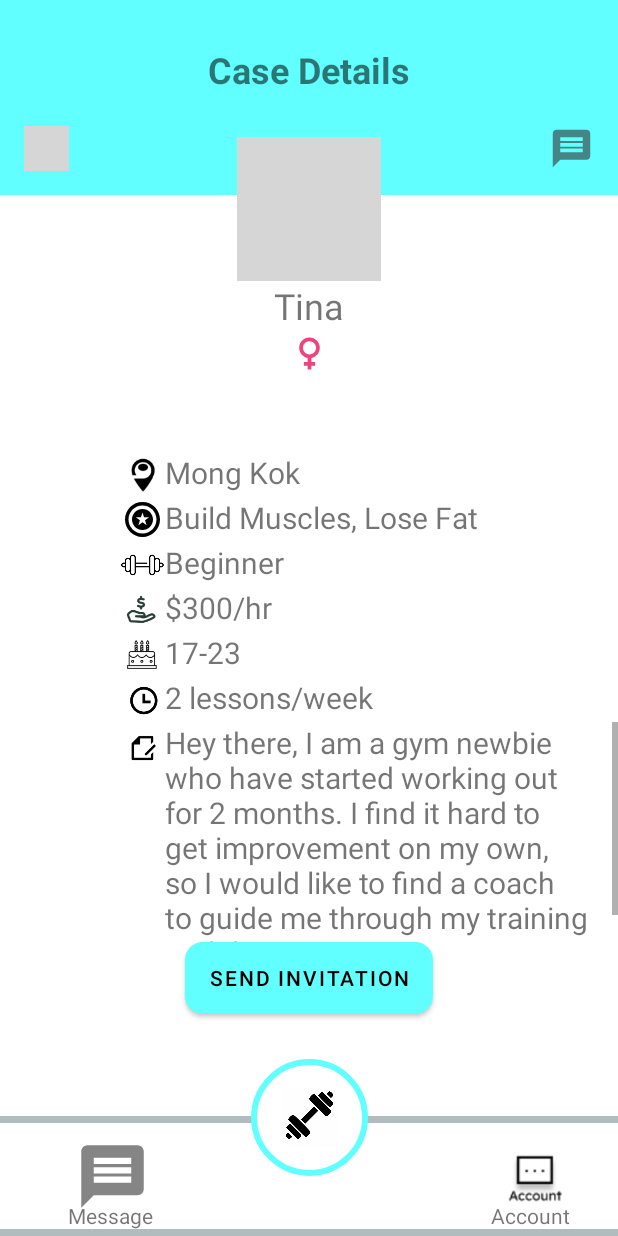
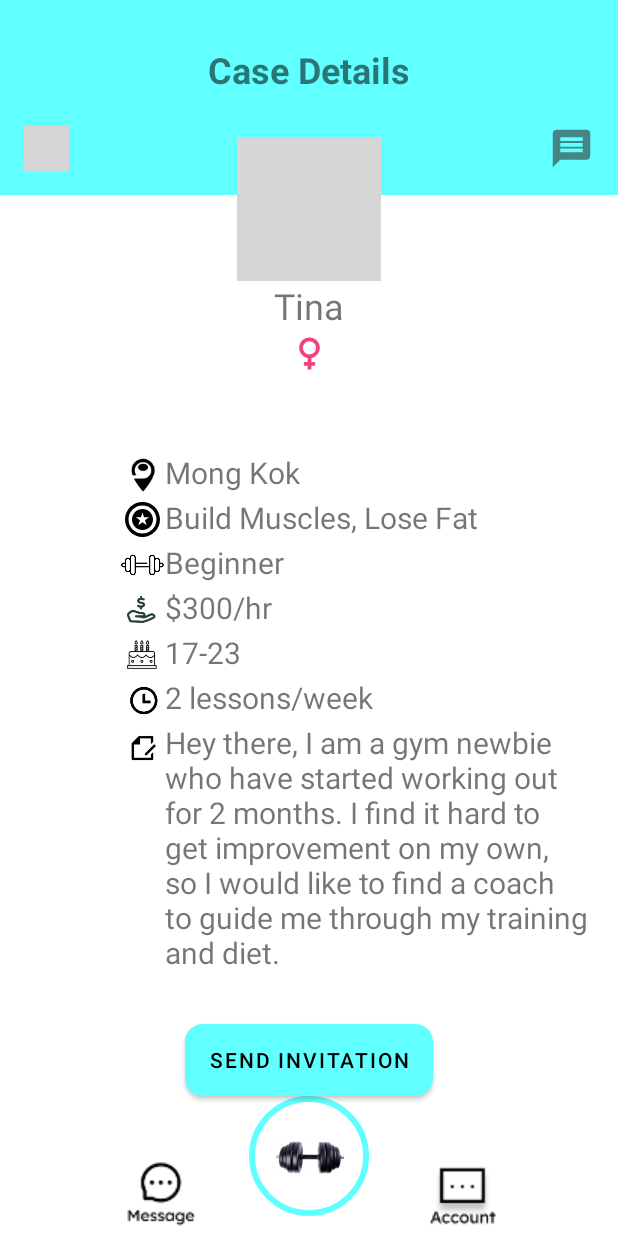
Before and after one commit to fiooonna/CoachMe, an Android app: the studentprofile screen opened directly, with no data from a screen before it, on a phone screen of 412 x 824 dp. Run offline under Robolectric (Android 15) with nearby library versions, the phone set to English and light mode, and no system bars; our stand-ins replace CircleImageView, Volley; network calls fail; grey boxes are pictures that could not be loaded.

Commit message:
changed profile pages bottom toolbar

```diff
--- a/app/src/main/res/layout/activity_studentprofile.xml
+++ b/app/src/main/res/layout/activity_studentprofile.xml
@@ -11,14 +11,15 @@
         android:id="@+id/send_button"
         android:layout_width="wrap_content"
         android:layout_height="wrap_content"
-        android:layout_marginBottom="30dp"
         android:background="@drawable/roundedbutton"
         android:text="Send Invitation"
+        android:textColor="@android:color/black"
         app:backgroundTint="#61ffff"
-        android:textColor="@android:color/black"
-        app:layout_constraintBottom_toTopOf="@+id/constraintLayout"
         app:layout_constraintEnd_toEndOf="parent"
-        app:layout_constraintStart_toStartOf="parent" />
+        app:layout_constraintStart_toStartOf="parent"
+        app:layout_constraintBottom_toTopOf="@+id/dumbbell_button"
+        tools:layout_editor_absoluteY="577dp"
+        />
 
     <androidx.constraintlayout.widget.ConstraintLayout
         android:id="@+id/top_layout"
@@ -73,8 +74,7 @@
         app:layout_constraintEnd_toEndOf="parent"
         app:layout_constraintStart_toStartOf="parent"
 
-        app:layout_constraintTop_toTopOf="@+id/guideline3"
-        >
+        app:layout_constraintTop_toTopOf="@+id/guideline3">
 
         <de.hdodenhof.circleimageview.CircleImageView
             android:id="@+id/profile_image"
@@ -91,86 +91,6 @@
             app:layout_constraintTop_toTopOf="parent" />
     </androidx.constraintlayout.widget.ConstraintLayout>
 
-
-    <androidx.constraintlayout.widget.ConstraintLayout
-        android:layout_width="match_parent"
-        android:layout_height="80dp"
-        android:background="@drawable/customborder"
-        app:layout_constraintBottom_toBottomOf="parent"
-        app:layout_constraintEnd_toEndOf="parent"
-        app:layout_constraintStart_toStartOf="parent">
-
-        <ImageButton
-            android:id="@+id/imageView5"
-            android:layout_width="50dp"
-            android:layout_height="50dp"
-            android:layout_marginStart="50dp"
-            android:adjustViewBounds="true"
-            android:background="@color/white"
-            android:scaleType="fitCenter"
-            app:layout_constraintBottom_toBottomOf="parent"
-            app:layout_constraintStart_toStartOf="parent"
-            app:layout_constraintTop_toTopOf="parent"
-            app:srcCompat="@drawable/chat_bubble" />
-
-        <TextView
-            android:id="@+id/textView2"
-            android:layout_width="wrap_content"
-            android:layout_height="wrap_content"
-            android:layout_marginStart="45dp"
-            android:layout_marginBottom="4dp"
-            android:text="Message"
-            app:layout_constraintBottom_toBottomOf="parent"
-            app:layout_constraintStart_toStartOf="parent" />
-
-        <ImageButton
-            android:id="@+id/imageButton3"
-            android:layout_width="50dp"
-            android:layout_height="50dp"
-            android:layout_marginEnd="32dp"
-            android:layout_marginBottom="16dp"
-            android:background="@color/white"
-            android:scaleType="fitCenter"
-            app:layout_constraintBottom_toBottomOf="parent"
-            app:layout_constraintEnd_toEndOf="parent"
-            app:srcCompat="@drawable/account1" />
-
-        <TextView
-            android:id="@+id/textView3"
-            android:layout_width="wrap_content"
-            android:layout_height="wrap_content"
-            android:layout_marginEnd="32dp"
-            android:layout_marginBottom="4dp"
-            android:text="Account"
-            app:layout_constraintBottom_toBottomOf="parent"
-            app:layout_constraintEnd_toEndOf="parent" />
-
-    </androidx.constraintlayout.widget.ConstraintLayout>
-
-    <androidx.constraintlayout.widget.ConstraintLayout
-        android:id="@+id/constraintLayout"
-        android:layout_width="78dp"
-        android:layout_height="78dp"
-        android:layout_marginStart="100dp"
-        android:layout_marginEnd="100dp"
-        android:layout_marginBottom="40dp"
-        app:layout_constraintBottom_toBottomOf="parent"
-        app:layout_constraintEnd_toEndOf="parent"
-        app:layout_constraintStart_toStartOf="parent">
-
-        <ImageButton
-            android:id="@+id/dumbbell_button"
-            android:layout_width="fill_parent"
-            android:layout_height="fill_parent"
-            android:adjustViewBounds="true"
-            android:background="@drawable/roundedcorner"
-            android:padding="20dp"
-            android:scaleType="fitCenter"
-            app:layout_constraintBottom_toBottomOf="parent"
-            app:layout_constraintStart_toStartOf="parent"
-            app:srcCompat="@drawable/dumbbell_home"
-            android:onClick="dumbbell_home"/>
-    </androidx.constraintlayout.widget.ConstraintLayout>
 
     <ImageView
         android:id="@+id/imageView6"
@@ -327,7 +247,6 @@
         app:layout_constraintTop_toBottomOf="@+id/textView10" />
 
 
-
     <androidx.constraintlayout.widget.Guideline
         android:id="@+id/guideline4"
         android:layout_width="wrap_content"
@@ -336,15 +255,19 @@
         app:layout_constraintGuide_begin="110dp" />
 
     <androidx.constraintlayout.widget.ConstraintLayout
+        android:id="@+id/textsbox"
         android:layout_width="0dp"
         android:layout_height="0dp"
+        android:layout_marginBottom="10dp"
         app:layout_constraintBottom_toTopOf="@+id/send_button"
         app:layout_constraintEnd_toEndOf="parent"
         app:layout_constraintStart_toStartOf="@+id/guideline4"
         app:layout_constraintTop_toBottomOf="@+id/textView11">
+
         <ScrollView
             android:layout_width="match_parent"
             android:layout_height="match_parent">
+
             <TextView
                 android:id="@+id/text"
                 android:layout_width="wrap_content"
@@ -363,15 +286,14 @@
     </androidx.constraintlayout.widget.ConstraintLayout>
 
 
-
     <HorizontalScrollView
         android:id="@+id/scrollview1"
         android:layout_width="wrap_content"
         android:layout_height="wrap_content"
         app:layout_constraintEnd_toEndOf="parent"
-        app:layout_constraintTop_toBottomOf="@+id/textView6"
         app:layout_constraintHorizontal_bias="0.0"
-        app:layout_constraintStart_toEndOf="@+id/imageView8">
+        app:layout_constraintStart_toEndOf="@+id/imageView8"
+        app:layout_constraintTop_toBottomOf="@+id/textView6">
 
         <TextView
             android:id="@+id/textView7"
@@ -386,5 +308,51 @@
             />
     </HorizontalScrollView>
 
+    <LinearLayout
+        android:id="@+id/footer_border"
+        android:layout_width="412dp"
+        android:layout_height="60dp"
+        android:background="#FFFFFF"
+        android:gravity="center"
+        android:orientation="horizontal"
+        app:layout_constraintBottom_toBottomOf="parent"
+        app:layout_constraintLeft_toLeftOf="parent">
+
+        <ImageButton
+            android:id="@+id/imageButton3"
+            android:layout_width="60dp"
+            android:layout_height="60dp"
+            android:layout_marginRight="70dp"
+            app:srcCompat="@drawable/message" />
+
+        <ImageButton
+            android:id="@+id/imageButton4"
+            android:layout_width="60dp"
+            android:layout_height="60dp"
+            android:layout_marginLeft="70dp"
+            app:srcCompat="@drawable/account1" />
+
+    </LinearLayout>
+
+    <ImageButton
+        android:id="@+id/dumbbell_button"
+        android:layout_width="80dp"
+        android:layout_height="80dp"
+        android:layout_marginBottom="13dp"
+        android:background="@drawable/round_btn"
+        android:padding="15dp"
+        android:scaleType="fitCenter"
+        app:layout_constraintBottom_toBottomOf="parent"
+        app:layout_constraintLeft_toLeftOf="parent"
+        app:layout_constraintRight_toRightOf="parent"
+        app:srcCompat="@drawable/dumpbell" />
+
+    <androidx.constraintlayout.widget.Guideline
+        android:id="@+id/guideline6"
+        android:layout_width="wrap_content"
+        android:layout_height="wrap_content"
+        android:orientation="vertical"
+        app:layout_constraintGuide_begin="20dp" />
+
 
 </androidx.constraintlayout.widget.ConstraintLayout>
```
Also changed, not shown: app/src/main/res/layout/activity_coachprofile.xml (+43 -84 lines).
